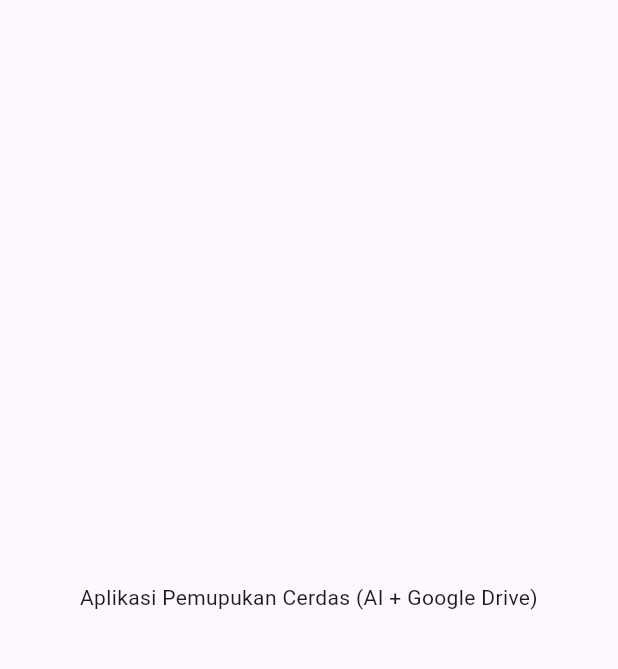
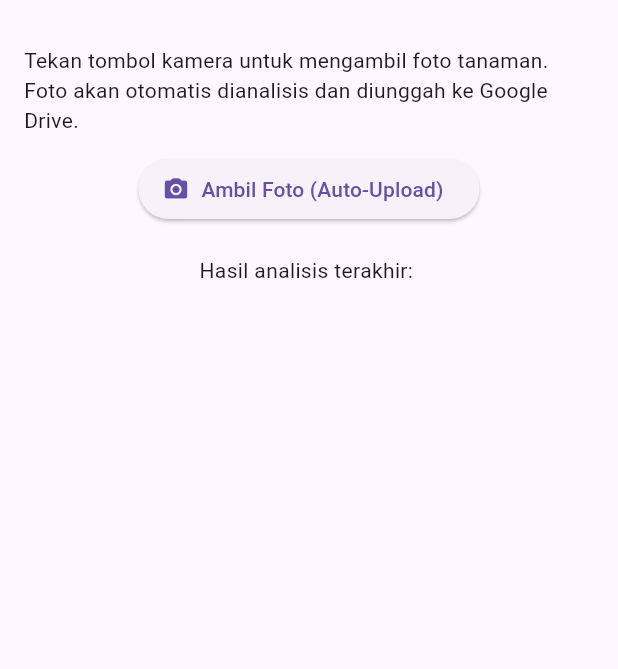
Before and after one commit to tarigan2307/penanam_pintar_v6, a Flutter app: the screen it shows after launch, on a phone screen of 412 x 824 dp, the part 63-732 px from its top. Run offline on Flutter 3.47's test engine with Material 3 defaults, Android fonts, the phone set to English and light mode, and no system bars; our stand-ins replace google_sign_in, image_picker; missing offline and left inert: googleapis.

Commit message:
Add files via upload

```diff
--- a/lib/main.dart
+++ b/lib/main.dart
@@ -1,34 +1,78 @@
+import 'dart:io';
 import 'package:flutter/material.dart';
+import 'package:image_picker/image_picker.dart';
+import 'package:penanam_pintar_v6/services/drive_service.dart';
+import 'package:penanam_pintar_v6/services/ai_analyzer.dart';
 
 void main() {
-  runApp(const PenanamPintarApp());
+  runApp(const MyApp());
 }
 
-class PenanamPintarApp extends StatelessWidget {
-  const PenanamPintarApp({super.key});
-
+class MyApp extends StatelessWidget {
+  const MyApp({super.key});
   @override
   Widget build(BuildContext context) {
     return MaterialApp(
       title: 'Penanam Pintar v6',
       theme: ThemeData(primarySwatch: Colors.green),
       home: const HomePage(),
-      debugShowCheckedModeBanner: false,
     );
   }
 }
 
-class HomePage extends StatelessWidget {
+class HomePage extends StatefulWidget {
   const HomePage({super.key});
+  @override
+  State<HomePage> createState() => _HomePageState();
+}
+
+class _HomePageState extends State<HomePage> {
+  final ImagePicker _picker = ImagePicker();
+  final DriveService _drive = DriveService();
+  final PlantAIAnalyzer _analyzer = PlantAIAnalyzer();
+  String _lastResult = '';
+
+  @override
+  void initState() {
+    super.initState();
+    _drive.signInSilently(); // try silent sign-in
+    _analyzer.initModel(); // prepare local model (placeholder)
+  }
+
+  Future<void> _takePhotoAndUpload() async {
+    final XFile? picked = await _picker.pickImage(source: ImageSource.camera, imageQuality: 80);
+    if (picked == null) return;
+    final file = File(picked.path);
+
+    // Run local analysis (if model present)
+    final result = await _analyzer.analyze(file);
+    setState(() { _lastResult = result; });
+
+    // Auto-upload to Google Drive (appDataFolder)
+    await _drive.uploadFile(file);
+
+    if (!mounted) return;
+    ScaffoldMessenger.of(context).showSnackBar(SnackBar(content: Text('Foto tersimpan dan diunggah. Analisis: $result')));
+  }
 
   @override
   Widget build(BuildContext context) {
     return Scaffold(
       appBar: AppBar(title: const Text('Penanam Pintar v6')),
-      body: const Center(
-        child: Text(
-          'Aplikasi Pemupukan Cerdas (AI + Google Drive)',
-          textAlign: TextAlign.center,
+      body: Padding(
+        padding: const EdgeInsets.all(16.0),
+        child: Column(
+          children: [
+            const Text('Tekan tombol kamera untuk mengambil foto tanaman. Foto akan otomatis dianalisis dan diunggah ke Google Drive.'),
+            const SizedBox(height: 12),
+            ElevatedButton.icon(
+              icon: const Icon(Icons.camera_alt),
+              label: const Text('Ambil Foto (Auto-Upload)'),
+              onPressed: _takePhotoAndUpload,
+            ),
+            const SizedBox(height: 20),
+            Text('Hasil analisis terakhir: $_lastResult'),
+          ],
         ),
       ),
     );
```
